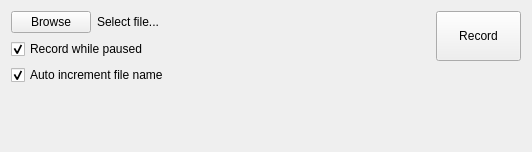
Before: the Qt Designer form src/recordpanel.ui in AlexanderAmelkin/SerialPlot, drawn with Qt 5.
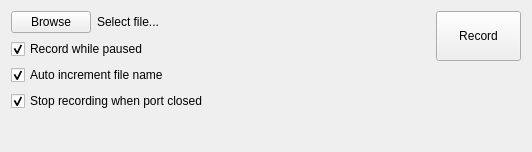
After: the same form once the commit is applied.

Commit message: added stop recording button

```diff
--- a/src/recordpanel.ui
+++ b/src/recordpanel.ui
@@ -69,6 +69,16 @@
        </property>
       </widget>
      </item>
+     <item>
+      <widget class="QCheckBox" name="cpStopOnClose">
+       <property name="text">
+        <string>Stop recording when port closed</string>
+       </property>
+       <property name="checked">
+        <bool>true</bool>
+       </property>
+      </widget>
+     </item>
      <item>
       <spacer name="verticalSpacer">
        <property name="orientation">
```
Left out of the diff: 2 changed lines with no effect on the pictures.
